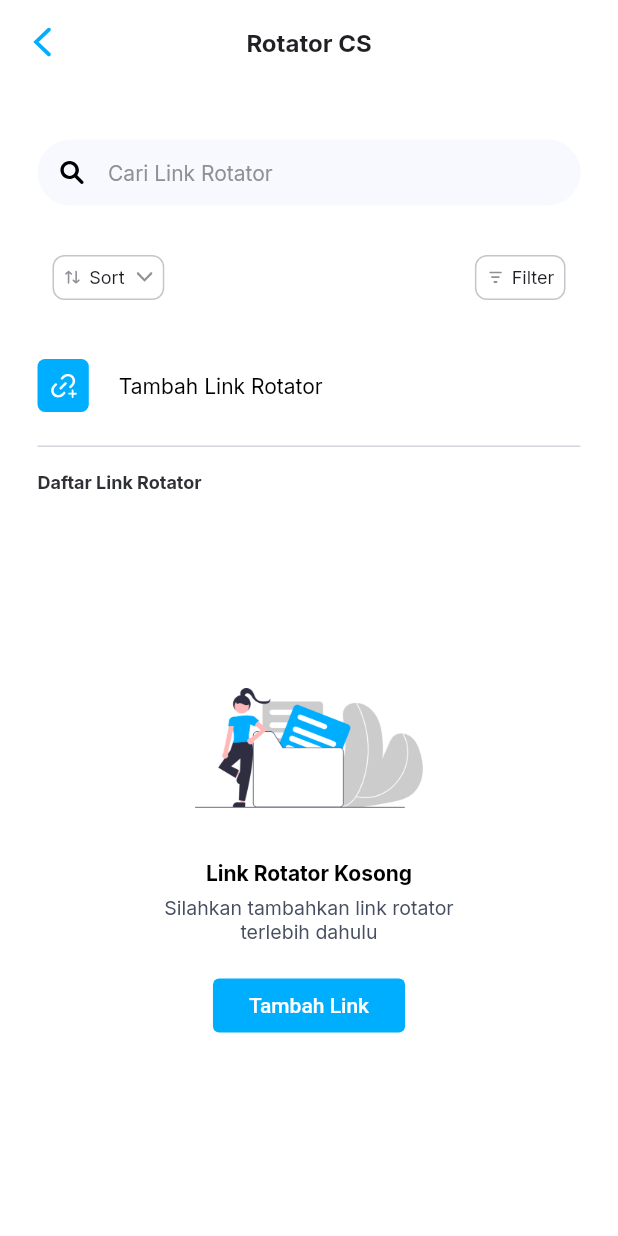
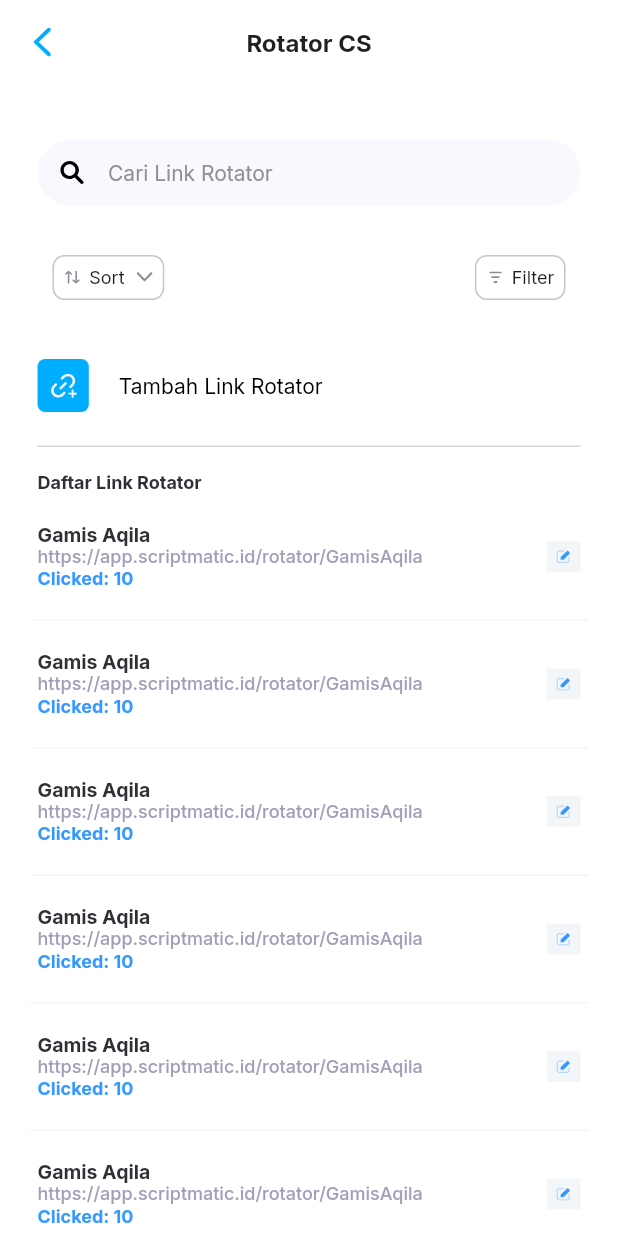
Before and after one commit to ezizull/StartADS, a Flutter app: the RotatorScreen screen opened directly, on a phone screen of 412 x 824 dp. Run offline on Flutter 3.47's test engine with Material 2 defaults, Android fonts, the phone set to English and light mode, and no system bars; our stand-ins replace bloc, equatable, flutter_bloc, flutter_dotenv, flutter_svg, google_fonts and 1 more; statements that could not run were skipped.

Commit message:
ADD: tambah rotator folder

```diff
--- a/lib/ui/screens/dashboard/dashboard_screen.dart
+++ b/lib/ui/screens/dashboard/dashboard_screen.dart
@@ -12,7 +12,7 @@ import 'package:Scriptmatic/data/blocs/paket/use_cubit/paket_cubit.dart';
 import 'package:Scriptmatic/data/blocs/paket/use_cubit/paket_state.dart';
 import 'package:Scriptmatic/data/blocs/script/use_cubit/script_cubit.dart';
 import 'package:Scriptmatic/data/blocs/script/use_cubit/script_state.dart';
-import 'package:Scriptmatic/ui/screens/package/package_screen.dart';
+import 'package:Scriptmatic/ui/screens/dashboard_pkg/package_screen.dart';
 import 'package:Scriptmatic/ui/widgets/app_divider.dart';
 import 'package:Scriptmatic/utils/colors.dart' as AppColor;
 import 'package:Scriptmatic/utils/extensions.dart' as AppExt;
--- a/lib/ui/screens/package/package_screen.dart
+++ b/lib/ui/screens/dashboard_pkg/package_screen.dart
@@ -10,7 +10,7 @@ import 'package:flutter_bloc/flutter_bloc.dart';
 // Project imports:
 import 'package:Scriptmatic/data/blocs/paket/use_cubit/paket_cubit.dart';
 import 'package:Scriptmatic/data/blocs/paket/use_cubit/paket_state.dart';
-import 'package:Scriptmatic/ui/screens/package/component/package_list.dart';
+import 'package:Scriptmatic/ui/screens/dashboard_pkg/component/package_list.dart';
 import 'package:Scriptmatic/utils/colors.dart' as AppColor;
 import 'package:Scriptmatic/utils/extensions.dart' as AppExt;
 import 'package:Scriptmatic/utils/icons.dart' as AppIcon;
--- a/lib/ui/screens/rotator_cs/rotator_screen.dart
+++ b/lib/ui/screens/rotator_cs/rotator_screen.dart
@@ -23,7 +23,53 @@ class RotatorScreen extends StatefulWidget {
 }
 
 class _RotatorScreenState extends State<RotatorScreen> {
-  List<Map> ListRotator = [];
+  List<Map> ListRotator = [
+    {
+      'title': 'Gamis Aqila',
+      'click': '10',
+      'body': 'https://app.scriptmatic.id/rotator/GamisAqila',
+    },
+    {
+      'title': 'Gamis Aqila',
+      'click': '10',
+      'body': 'https://app.scriptmatic.id/rotator/GamisAqila',
+    },
+    {
+      'title': 'Gamis Aqila',
+      'click': '10',
+      'body': 'https://app.scriptmatic.id/rotator/GamisAqila',
+    },
+    {
+      'title': 'Gamis Aqila',
+      'click': '10',
+      'body': 'https://app.scriptmatic.id/rotator/GamisAqila',
+    },
+    {
+      'title': 'Gamis Aqila',
+      'click': '10',
+      'body': 'https://app.scriptmatic.id/rotator/GamisAqila',
+    },
+    {
+      'title': 'Gamis Aqila',
+      'click': '10',
+      'body': 'https://app.scriptmatic.id/rotator/GamisAqila',
+    },
+    {
+      'title': 'Gamis Aqila',
+      'click': '10',
+      'body': 'https://app.scriptmatic.id/rotator/GamisAqila',
+    },
+    {
+      'title': 'Gamis Aqila',
+      'click': '10',
+      'body': 'https://app.scriptmatic.id/rotator/GamisAqila',
+    },
+    {
+      'title': 'Gamis Aqila',
+      'click': '10',
+      'body': 'https://app.scriptmatic.id/rotator/GamisAqila',
+    },
+  ];
 
   @override
   Widget build(BuildContext context) {
@@ -36,24 +82,38 @@ class _RotatorScreenState extends State<RotatorScreen> {
           // Header Rotator
           const RotatorHeader(),
 
-          // Main Rotator
-          // Empty Link Rotator
+          // Main Rotator : Empty Link
           if (ListRotator.isEmpty) ...[
             RotatorEmpty(),
           ],
 
-          // Main Rotator
-          // List Link Rotator
+          // Main Rotator : List Link
           if (ListRotator.isNotEmpty) ...[
-            ListView.builder(
-              itemCount: 0,
-              itemBuilder: (context, index) {
-                return Container();
-              },
-            )
+            RotatorLinks(),
           ],
         ],
       ),
+    );
+  }
+
+  // Rotator AppBar
+  AppBar RotatorAppBar(BuildContext context) {
+    return AppBar(
+      systemOverlayStyle: const SystemUiOverlayStyle(
+        statusBarIconBrightness: Brightness.dark,
+      ),
+      leading: GestureDetector(
+        onTap: () => AppExt.popScreen(context),
+        child: Container(
+          padding: const EdgeInsets.symmetric(vertical: 18, horizontal: 18),
+          color: AppColor.transparent,
+          child: AppIcon.package_left_button,
+        ),
+      ),
+      title: Text(Rotator, style: AppText.Inter16w7_black_1F2024),
+      centerTitle: true,
+      backgroundColor: AppColor.transparent,
+      elevation: 0, // 1
     );
   }
 
@@ -114,24 +174,58 @@ class _RotatorScreenState extends State<RotatorScreen> {
     );
   }
 
-  // Rotator AppBar
-  AppBar RotatorAppBar(BuildContext context) {
-    return AppBar(
-      systemOverlayStyle: const SystemUiOverlayStyle(
-        statusBarIconBrightness: Brightness.dark,
+  // Rotator Links
+  Expanded RotatorLinks() {
+    return Expanded(
+      child: ListView.builder(
+        padding: const EdgeInsets.symmetric(horizontal: 20),
+        itemCount: ListRotator.length,
+        physics: const BouncingScrollPhysics(),
+        itemBuilder: (context, index) {
+          return LinkButton(index);
+        },
       ),
-      leading: GestureDetector(
-        onTap: () => AppExt.popScreen(context),
-        child: Container(
-          padding: const EdgeInsets.symmetric(vertical: 18, horizontal: 18),
-          color: AppColor.transparent,
-          child: AppIcon.package_left_button,
-        ),
+    );
+  }
+
+  // Each Link Button
+  Widget LinkButton(int index) {
+    const boxDecoration = BoxDecoration(
+      border: Border(bottom: BorderSide(width: 1, color: AppColor.grey_F3F6F9)),
+    );
+
+    var title = Text(
+      ListRotator[index]['title'],
+      style: AppText.Inter13w7h15_black_2F3036,
+    );
+
+    var subtitle = Wrap(direction: Axis.vertical, spacing: 2, children: [
+      // body subtitle
+      Text(ListRotator[index]['body'], style: AppText.Inter12w5h12_grey_9F9FB9),
+
+      // clicked subtitle
+      Text(
+        'Clicked: ${ListRotator[index]['click']}',
+        style: AppText.Inter12w7h12_blue_3699FF,
+      )
+    ]);
+
+    var trailing = Container(
+      padding: const EdgeInsets.all(5.8),
+      color: AppColor.grey_F3F6F9,
+      child: AppIcon.rotator_edit,
+    );
+
+    return Container(
+      decoration: boxDecoration,
+      child: ListTile(
+        onTap: () {},
+        contentPadding: const EdgeInsets.symmetric(horizontal: 5, vertical: 16),
+        title: title,
+        selectedTileColor: AppColor.grey_777C7E,
+        subtitle: subtitle,
+        trailing: trailing,
       ),
-      title: Text(Rotator, style: AppText.Inter16w7_black_1F2024),
-      centerTitle: true,
-      backgroundColor: AppColor.transparent,
-      elevation: 0, // 1
     );
   }
 }
--- a/lib/utils/colors.dart
+++ b/lib/utils/colors.dart
@@ -8,6 +8,7 @@ const blue_CCF2F4 = Color(0xFFCCF2F4);
 const blue_CCFCFF = Color(0xFFCCFCFF);
 const blue_00AEFF = Color(0xFF00AEFF);
 const blue_0065B7 = Color(0xFF0065B7);
+const blue_3699FF = Color(0xFF3699FF);
 
 const purple_E8A3FD = Color(0xFFE8A3FD);
 const purple_C547FF = Color(0xFFC547FF);
@@ -87,9 +88,10 @@ const grey_777C7E = Color(0xFF777C7E);
 const grey_8F9098 = Color(0xFF8F9098);
 const grey_9F9FB9 = Color(0xFF9F9FB9);
 const grey_C5C6CC = Color(0xFFC5C6CC);
+const grey_E0E2E2 = Color(0xFFE0E2E2);
 const grey_F5F4F6 = Color(0xFFF5F4F6);
 const grey_F8F9FE = Color(0xFFF8F9FE);
-const grey_E0E2E2 = Color(0xFFE0E2E2);
+const grey_F3F6F9 = Color(0xFFF3F6F9);
 const grey_E5E5E5 = Color(0xFFE5E5E5);
 
 const red_EB4F4D = Color(0xFFEB4F4D);
--- a/lib/utils/icons.dart
+++ b/lib/utils/icons.dart
@@ -218,3 +218,12 @@ final Widget rotator_add_active = SvgPicture.asset(
   color: AppColor.blue_00AEFF,
   semanticsLabel: 'rotator add active',
 );
+final Widget rotator_edit = SvgPicture.asset(
+  RotatorURL + 'rotator_edit.svg',
+  semanticsLabel: 'rotator edit',
+);
+final Widget rotator_edit_active = SvgPicture.asset(
+  RotatorURL + 'rotator_edit.svg',
+  color: AppColor.blue_00AEFF,
+  semanticsLabel: 'rotator edit active',
+);
--- a/lib/utils/typography.dart
+++ b/lib/utils/typography.dart
@@ -178,6 +178,14 @@ TextStyle Inter13w4h15_black_464E5F = GoogleFonts.inter(
   color: AppColor.black_464E5F,
 ));
 
+TextStyle Inter13w7h15_black_2F3036 = GoogleFonts.inter(
+    textStyle: const TextStyle(
+  fontSize: 13,
+  height: 15.5 / 13,
+  fontWeight: FontWeight.w700,
+  color: AppColor.black_2F3036,
+));
+
 TextStyle Inter13w7_white = GoogleFonts.inter(
     textStyle: const TextStyle(
   fontSize: 13,
@@ -197,6 +205,22 @@ TextStyle Inter12w4_grey_777C7E = GoogleFonts.inter(
   fontSize: 12,
   fontWeight: FontWeight.w400,
   color: AppColor.grey_777C7E,
+));
+
+TextStyle Inter12w5h12_grey_9F9FB9 = GoogleFonts.inter(
+    textStyle: const TextStyle(
+  fontSize: 12,
+  height: 12.5 / 12,
+  fontWeight: FontWeight.w500,
+  color: AppColor.grey_9F9FB9,
+));
+
+TextStyle Inter12w7h12_blue_3699FF = GoogleFonts.inter(
+    textStyle: const TextStyle(
+  fontSize: 12,
+  height: 12.5 / 12,
+  fontWeight: FontWeight.w700,
+  color: AppColor.blue_3699FF,
 ));
 
 TextStyle Inter12w4_black_1F2024 = GoogleFonts.inter(
```
Also changed, not shown: assets/icons/rotator/rotator_edit.svg (added), lib/ui/screens/dashboard_pkg/component/package_list.dart (renamed from lib/ui/screens/package/component/package_list.dart).
